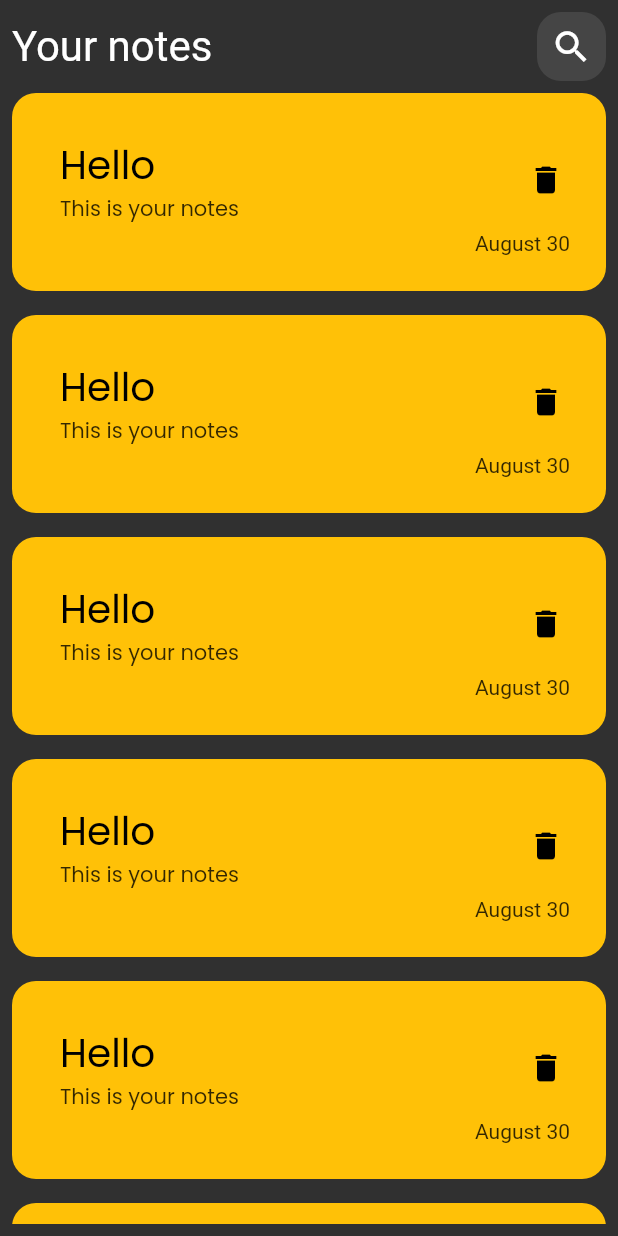
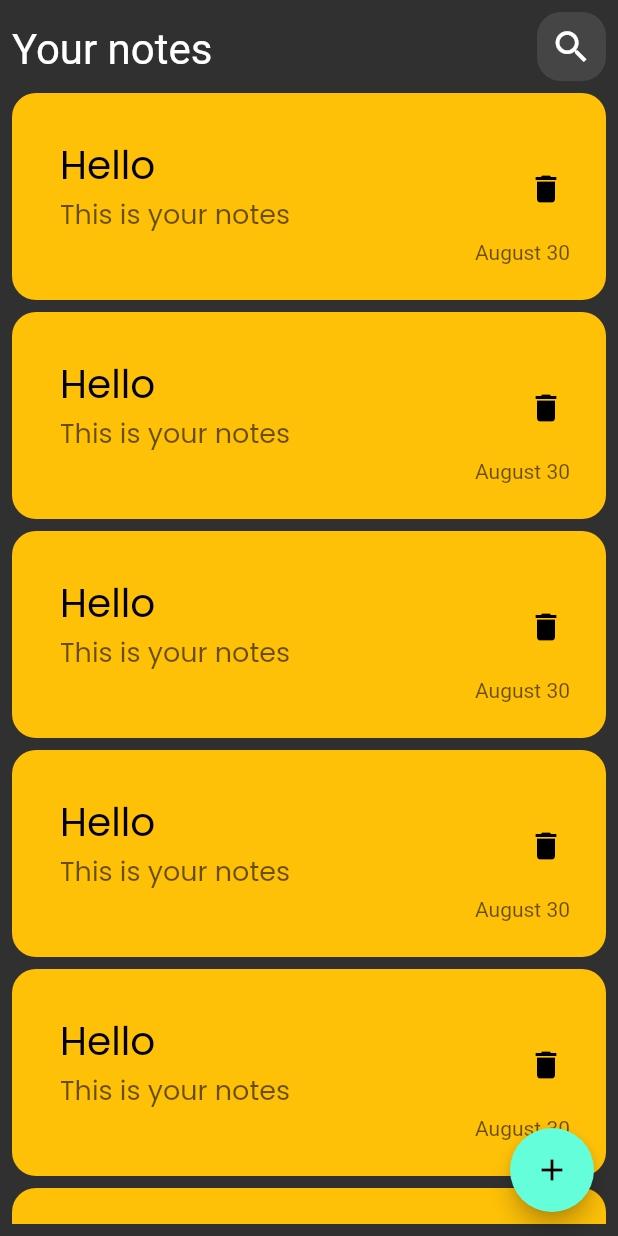
Before and after one commit to 13octt/Note-App, a Flutter app: the screen it shows after launch, on a phone screen of 412 x 824 dp. Run offline on Flutter 3.47's test engine with Material 2 defaults, Android fonts, the phone set to English and light mode, and no system bars.

Commit message:
add floating button

```diff
--- a/lib/views/note_view.dart
+++ b/lib/views/note_view.dart
@@ -6,6 +6,11 @@ class NoteView extends StatelessWidget {
 
   @override
   Widget build(BuildContext context) {
-    return const Scaffold(body: NoteViewBody());
+    return const Scaffold(
+        floatingActionButton: FloatingActionButton(
+          onPressed: null,
+          child: Icon(Icons.add),
+        ),
+        body: NoteViewBody());
   }
 }
--- a/lib/views/widgets/custom_icon.dart
+++ b/lib/views/widgets/custom_icon.dart
@@ -6,6 +6,7 @@ class CustomSearchIcon extends StatelessWidget {
   @override
   Widget build(BuildContext context) {
     return Container(
+      margin: const EdgeInsets.only(bottom: 4),
       height: 46,
       width: 46,
       decoration: BoxDecoration(
--- a/lib/views/widgets/custom_note_item.dart
+++ b/lib/views/widgets/custom_note_item.dart
@@ -21,7 +21,7 @@ class NoteItem extends StatelessWidget {
           subtitle: Text(
             'This is your notes',
             style: TextStyle(
-                color: Colors.black.withOpacity(.8), fontFamily: 'Poppins'),
+                color: Colors.black.withOpacity(.6), fontSize: 18, fontFamily: 'Poppins'),
           ),
           trailing: const IconButton(
             onPressed: null,
@@ -36,7 +36,7 @@ class NoteItem extends StatelessWidget {
           child: Text(
             'August 30',
             style: TextStyle(
-              color: Colors.black.withOpacity(.8),
+              color: Colors.black.withOpacity(.6),
             ),
           ),
         ),
--- a/lib/views/widgets/note_list_view.dart
+++ b/lib/views/widgets/note_list_view.dart
@@ -8,7 +8,7 @@ class NoteListView extends StatelessWidget {
   Widget build(BuildContext context) {
     return ListView.builder(itemBuilder: (context, index) {
       return const Padding(
-        padding: EdgeInsets.symmetric(vertical: 8),
+        padding: EdgeInsets.symmetric(vertical: 4),
         child: NoteItem(),
       );
     });
```
